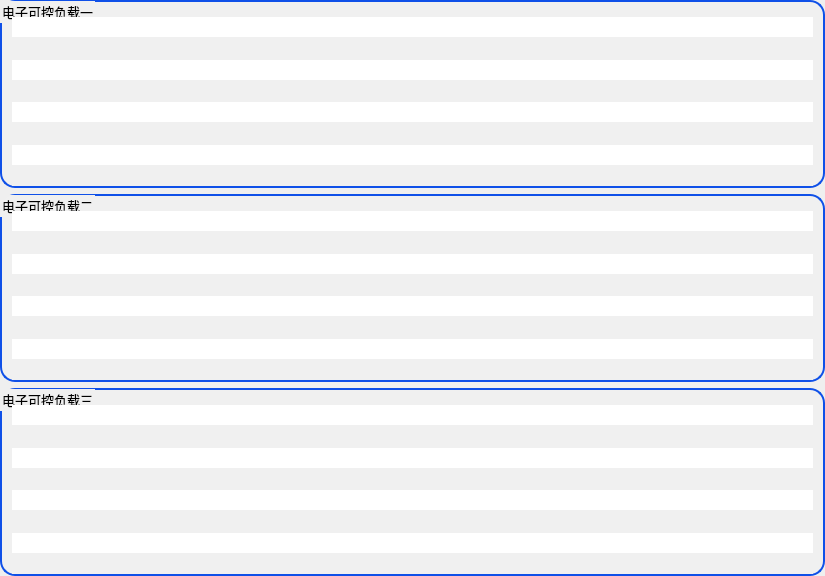
First picture: the form in IDC_TestSystem/eload/eload_home/eload_inputhomewid.ui, repository ChinaClever/IDC_TestSystem, before the edit.
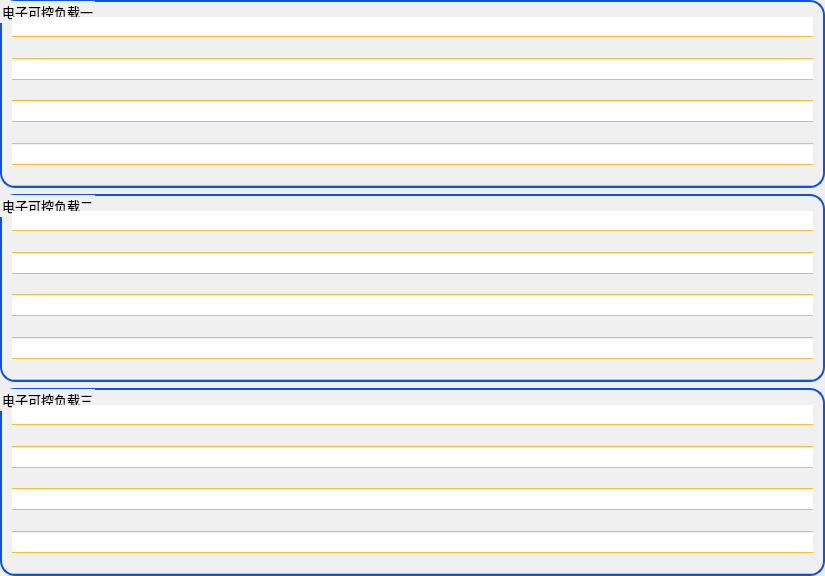
Second picture: the form after the edit.

Diff of the .ui file:
```diff
--- a/IDC_TestSystem/eload/eload_home/eload_inputhomewid.ui
+++ b/IDC_TestSystem/eload/eload_home/eload_inputhomewid.ui
@@ -110,6 +110,7 @@
         <property name="styleSheet">
          <string notr="true">#widget_1{
 background-color: rgb(255, 255, 255);
+border-bottom: 1px solid rgb(248,186,65);
 }
 
 #widget_1:hover{
@@ -142,6 +143,7 @@
          <string notr="true">
 #widget_2{
 background-color: rgb(240, 240, 240);
+border-bottom: 1px solid rgb(248,186,65);
 }
 #widget_2:hover{
 background-color: rgb(255,238,188);
@@ -172,6 +174,7 @@
         <property name="styleSheet">
          <string notr="true">#widget_3{
 background-color: rgb(255, 255, 255);
+border-bottom: 1px solid rgb(248,186,65);
 }
 #widget_3:hover{
 background-color: rgb(255,238,188);
@@ -202,6 +205,7 @@
         <property name="styleSheet">
          <string notr="true">#widget_4{
 background-color: rgb(240, 240, 240);
+border-bottom: 1px solid rgb(248,186,65);
 }
 #widget_4:hover{
 background-color: rgb(255,238,188);
@@ -232,6 +236,7 @@
         <property name="styleSheet">
          <string notr="true">#widget_5{
 background-color: rgb(255, 255, 255);
+border-bottom: 1px solid rgb(248,186,65);
 }
 #widget_5:hover{
 background-color: rgb(255,238,188);
@@ -262,6 +267,7 @@
         <property name="styleSheet">
          <string notr="true">#widget_6{
 background-color: rgb(240, 240, 240);
+border-bottom: 1px solid rgb(248,186,65);
 }
 #widget_6:hover{
 background-color: rgb(255,238,188);
@@ -292,6 +298,7 @@
         <property name="styleSheet">
          <string notr="true">#widget_7{
 background-color: rgb(255, 255, 255);
+border-bottom: 1px solid rgb(248,186,65);
 }
 #widget_7:hover{
 background-color: rgb(255,238,188);
@@ -322,6 +329,7 @@
         <property name="styleSheet">
          <string notr="true">#widget_8{
 background-color: rgb(240, 240, 240);
+border-bottom: 1px solid rgb(248,186,65);
 }
 #widget_8:hover{
 background-color: rgb(255,238,188);
@@ -392,6 +400,7 @@
         <property name="styleSheet">
          <string notr="true">#widget_9{
 background-color: rgb(255, 255, 255);
+border-bottom: 1px solid rgb(248,186,65);
 }
 #widget_9:hover{
 background-color: rgb(255,238,188);
@@ -422,6 +431,7 @@
         <property name="styleSheet">
          <string notr="true">#widget_10{
 background-color: rgb(240, 240, 240);
+border-bottom: 1px solid rgb(248,186,65);
 }
 #widget_10:hover{
 background-color: rgb(255,238,188);
@@ -452,6 +462,7 @@
         <property name="styleSheet">
          <string notr="true">#widget_11{
 background-color: rgb(255, 255, 255);
+border-bottom: 1px solid rgb(248,186,65);
 }
 #widget_11:hover{
 background-color: rgb(255,238,188);
@@ -482,6 +493,7 @@
         <property name="styleSheet">
          <string notr="true">#widget_12{
 background-color: rgb(240, 240, 240);
+border-bottom: 1px solid rgb(248,186,65);
 }
 #widget_12:hover{
 background-color: rgb(255,238,188);
@@ -512,6 +524,7 @@
         <property name="styleSheet">
          <string notr="true">#widget_13{
 background-color: rgb(255, 255, 255);
+border-bottom: 1px solid rgb(248,186,65);
 }
 #widget_13:hover{
 background-color: rgb(255,238,188);
@@ -542,6 +555,7 @@
         <property name="styleSheet">
          <string notr="true">#widget_14{
 background-color: rgb(240, 240, 240);
+border-bottom: 1px solid rgb(248,186,65);
 }
 #widget_14:hover{
 background-color: rgb(255,238,188);
@@ -572,6 +586,7 @@
         <property name="styleSheet">
          <string notr="true">#widget_15{
 background-color: rgb(255, 255, 255);
+border-bottom: 1px solid rgb(248,186,65);
 }
 #widget_15:hover{
 background-color: rgb(255,238,188);
@@ -602,6 +617,7 @@
         <property name="styleSheet">
          <string notr="true">#widget_16{
 background-color: rgb(240, 240, 240);
+border-bottom: 1px solid rgb(248,186,65);
 }
 #widget_16:hover{
 background-color: rgb(255,238,188);
@@ -672,6 +688,7 @@
         <property name="styleSheet">
          <string notr="true">#widget_17{
 background-color: rgb(255, 255, 255);
+border-bottom: 1px solid rgb(248,186,65);
 }
 #widget_17:hover{
 background-color: rgb(255,238,188);
@@ -702,6 +719,7 @@
         <property name="styleSheet">
          <string notr="true">#widget_18{
 background-color: rgb(240, 240, 240);
+border-bottom: 1px solid rgb(248,186,65);
 }
 #widget_18:hover{
 background-color: rgb(255,238,188);
@@ -733,6 +751,7 @@
         <property name="styleSheet">
          <string notr="true">#widget_19{
 background-color: rgb(255, 255, 255);
+border-bottom: 1px solid rgb(248,186,65);
 }
 #widget_19:hover{
 background-color: rgb(255,238,188);
@@ -763,6 +782,7 @@
         <property name="styleSheet">
          <string notr="true">#widget_20{
 background-color: rgb(240, 240, 240);
+border-bottom: 1px solid rgb(248,186,65);
 }
 #widget_20:hover{
 background-color: rgb(255,238,188);
@@ -793,6 +813,7 @@
         <property name="styleSheet">
          <string notr="true">#widget_21{
 background-color: rgb(255, 255, 255);
+border-bottom: 1px solid rgb(248,186,65);
 }
 #widget_21:hover{
 background-color: rgb(255,238,188);
@@ -823,6 +844,7 @@
         <property name="styleSheet">
          <string notr="true">#widget_22{
 background-color: rgb(240, 240, 240);
+border-bottom: 1px solid rgb(248,186,65);
 }
 #widget_22:hover{
 background-color: rgb(255,238,188);
@@ -853,6 +875,7 @@
         <property name="styleSheet">
          <string notr="true">#widget_23{
 background-color: rgb(255, 255, 255);
+border-bottom: 1px solid rgb(248,186,65);
 }
 #widget_23:hover{
 background-color: rgb(255,238,188);
@@ -883,6 +906,7 @@
         <property name="styleSheet">
          <string notr="true">#widget_24{
 background-color: rgb(240, 240, 240);
+border-bottom: 1px solid rgb(248,186,65);
 }
 #widget_24:hover{
 background-color: rgb(255,238,188);
```
